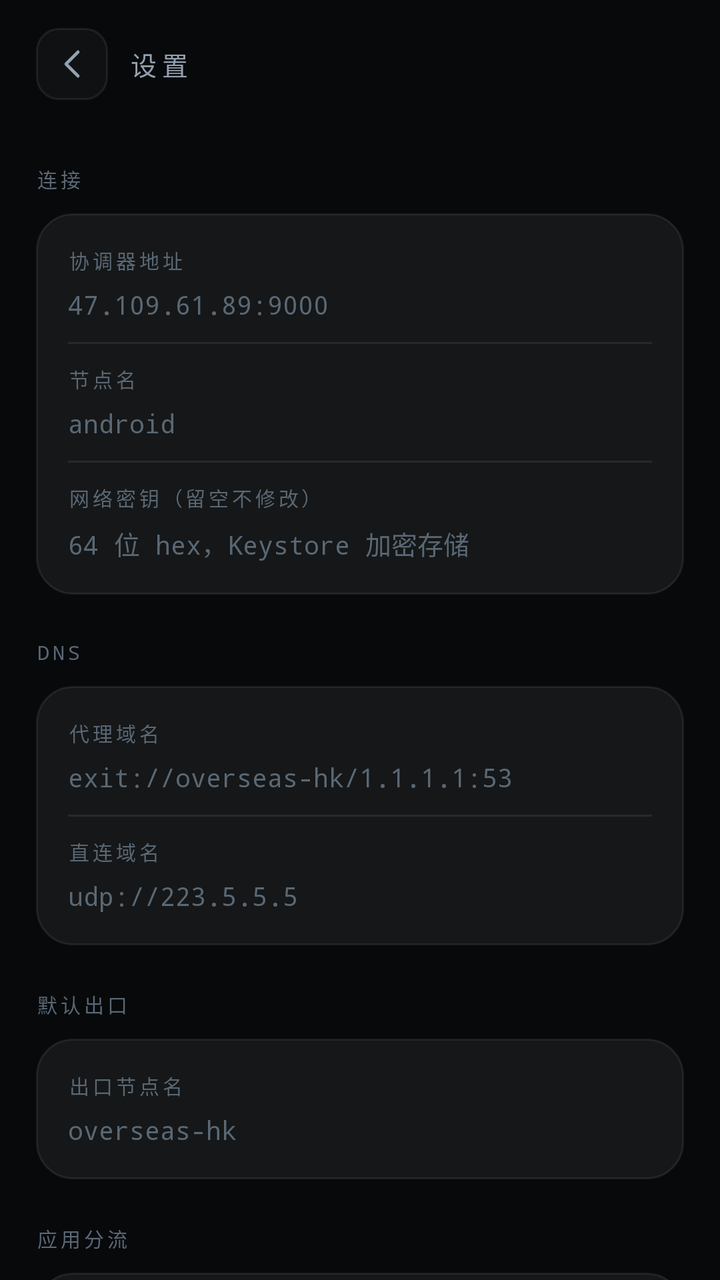
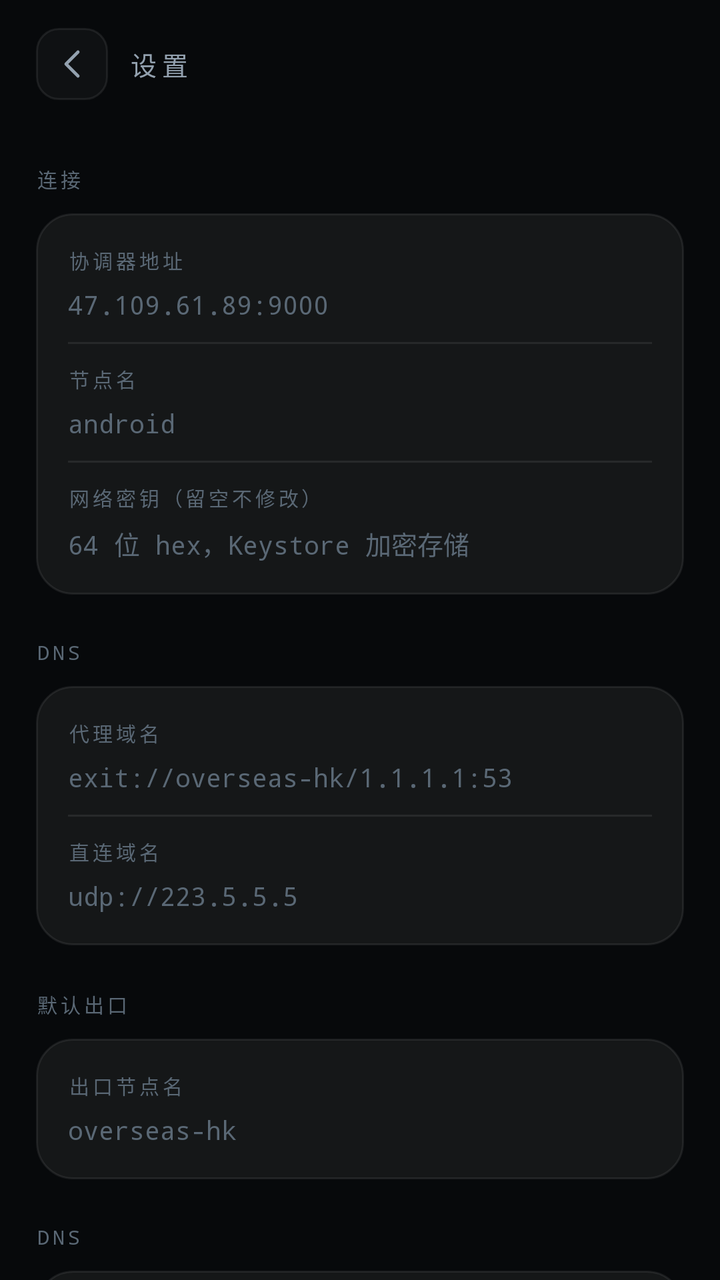

Compare the two renders of this Android layout. The source of the first and the diff that turns it into the second are given below.
<!-- AndroidManifest.xml: application theme Theme.Yingzi -->
<!-- res/layout/activity_settings.xml -->
<?xml version="1.0" encoding="utf-8"?>
<LinearLayout xmlns:android="http://schemas.android.com/apk/res/android"
    xmlns:app="http://schemas.android.com/apk/res-auto"
    android:layout_width="match_parent" android:layout_height="match_parent"
    android:orientation="vertical" android:background="@color/bg">

    <LinearLayout android:layout_width="match_parent" android:layout_height="wrap_content"
        android:orientation="horizontal" android:gravity="center_vertical"
        android:paddingStart="18dp" android:paddingEnd="18dp"
        android:paddingTop="14dp" android:paddingBottom="10dp">

        <ImageButton android:id="@+id/back" android:layout_width="36dp" android:layout_height="36dp"
            android:background="@drawable/bg_icon_btn" android:src="@drawable/ic_back"
            app:tint="@color/text_2" android:contentDescription="返回" />

        <TextView android:layout_width="wrap_content" android:layout_height="wrap_content"
            android:layout_marginStart="10dp" android:text="设置"
            android:textSize="13sp" android:fontFamily="monospace"
            android:letterSpacing="0.2" android:textColor="@color/text_2" />
    </LinearLayout>

    <ScrollView android:layout_width="match_parent" android:layout_height="0dp"
        android:layout_weight="1" android:scrollbars="none" android:overScrollMode="never">
        <LinearLayout android:layout_width="match_parent" android:layout_height="wrap_content"
            android:orientation="vertical"
            android:paddingStart="18dp" android:paddingEnd="18dp" android:paddingBottom="18dp">

            <TextView style="@style/SectionLabel" android:layout_width="wrap_content"
                android:layout_height="wrap_content" android:text="连接" />

            <LinearLayout android:layout_width="match_parent" android:layout_height="wrap_content"
                android:orientation="vertical" android:background="@drawable/bg_card"
                android:padding="16dp">

                <TextView style="@style/Micro" android:layout_width="wrap_content"
                    android:layout_height="wrap_content" android:text="协调器地址" />
                <EditText android:id="@+id/coordinator" android:layout_width="match_parent"
                    android:layout_height="wrap_content" android:layout_marginTop="6dp"
                    android:background="@null" android:textColor="@color/text"
                    android:textSize="13sp" android:fontFamily="monospace"
                    android:hint="47.109.61.89:9000" android:textColorHint="@color/text_3"
                    android:inputType="text" android:importantForAutofill="no" />

                <View android:layout_width="match_parent" android:layout_height="1dp"
                    android:layout_marginTop="10dp" android:layout_marginBottom="10dp"
                    android:background="@color/line" />

                <TextView style="@style/Micro" android:layout_width="wrap_content"
                    android:layout_height="wrap_content" android:text="节点名" />
                <EditText android:id="@+id/name" android:layout_width="match_parent"
                    android:layout_height="wrap_content" android:layout_marginTop="6dp"
                    android:background="@null" android:textColor="@color/text"
                    android:textSize="13sp" android:fontFamily="monospace"
                    android:hint="android" android:textColorHint="@color/text_3"
                    android:inputType="text" android:importantForAutofill="no" />

                <View android:layout_width="match_parent" android:layout_height="1dp"
                    android:layout_marginTop="10dp" android:layout_marginBottom="10dp"
                    android:background="@color/line" />

                <TextView style="@style/Micro" android:layout_width="wrap_content"
                    android:layout_height="wrap_content" android:text="网络密钥（留空不修改）" />
                <EditText android:id="@+id/secret" android:layout_width="match_parent"
                    android:layout_height="wrap_content" android:layout_marginTop="6dp"
                    android:background="@null" android:textColor="@color/text"
                    android:textSize="13sp" android:fontFamily="monospace"
                    android:hint="64 位 hex，Keystore 加密存储" android:textColorHint="@color/text_3"
                    android:inputType="textPassword" android:importantForAutofill="no" />
            </LinearLayout>

            <TextView style="@style/SectionLabel" android:layout_width="wrap_content"
                android:layout_height="wrap_content" android:text="DNS" />

            <LinearLayout android:layout_width="match_parent" android:layout_height="wrap_content"
                android:orientation="vertical" android:background="@drawable/bg_card"
                android:padding="16dp">

                <TextView style="@style/Micro" android:layout_width="wrap_content"
                    android:layout_height="wrap_content" android:text="代理域名" />
                <EditText android:id="@+id/remoteDns" android:layout_width="match_parent"
                    android:layout_height="wrap_content" android:layout_marginTop="6dp"
                    android:background="@null" android:textColor="@color/text"
                    android:textSize="13sp" android:fontFamily="monospace"
                    android:hint="exit://overseas-hk/1.1.1.1:53" android:textColorHint="@color/text_3"
                    android:inputType="text" android:importantForAutofill="no" />

                <View android:layout_width="match_parent" android:layout_height="1dp"
                    android:layout_marginTop="10dp" android:layout_marginBottom="10dp"
                    android:background="@color/line" />

                <TextView style="@style/Micro" android:layout_width="wrap_content"
                    android:layout_height="wrap_content" android:text="直连域名" />
                <EditText android:id="@+id/directDns" android:layout_width="match_parent"
                    android:layout_height="wrap_content" android:layout_marginTop="6dp"
                    android:background="@null" android:textColor="@color/text"
                    android:textSize="13sp" android:fontFamily="monospace"
                    android:hint="udp://223.5.5.5" android:textColorHint="@color/text_3"
                    android:inputType="text" android:importantForAutofill="no" />
            </LinearLayout>

            <TextView style="@style/SectionLabel" android:layout_width="wrap_content"
                android:layout_height="wrap_content" android:text="默认出口" />

            <LinearLayout android:layout_width="match_parent" android:layout_height="wrap_content"
                android:orientation="vertical" android:background="@drawable/bg_card"
                android:padding="16dp">

                <TextView style="@style/Micro" android:layout_width="wrap_content"
                    android:layout_height="wrap_content" android:text="出口节点名" />
                <EditText android:id="@+id/exit" android:layout_width="match_parent"
                    android:layout_height="wrap_content" android:layout_marginTop="6dp"
                    android:background="@null" android:textColor="@color/text"
                    android:textSize="13sp" android:fontFamily="monospace"
                    android:hint="overseas-hk" android:textColorHint="@color/text_3"
                    android:inputType="text" android:importantForAutofill="no" />
            </LinearLayout>

            <TextView style="@style/SectionLabel" android:layout_width="wrap_content"
                android:layout_height="wrap_content" android:text="应用分流" />

            <LinearLayout android:id="@+id/appsRow" android:layout_width="match_parent"
                android:layout_height="wrap_content" android:orientation="horizontal"
                android:gravity="center_vertical" android:background="@drawable/bg_card"
                android:padding="16dp">

                <LinearLayout android:layout_width="0dp" android:layout_height="wrap_content"
                    android:layout_weight="1" android:orientation="vertical">
                    <TextView android:id="@+id/appsMode" android:layout_width="wrap_content"
                        android:layout_height="wrap_content" android:text="全局代理"
                        android:textSize="14sp" android:textColor="@color/text" />
                    <TextView android:id="@+id/appsSub" android:layout_width="wrap_content"
                        android:layout_height="wrap_content" android:layout_marginTop="4dp"
                        android:text="所有应用走 VPN" android:textSize="11sp"
                        android:fontFamily="monospace" android:textColor="@color/text_3" />
                </LinearLayout>

                <ImageView android:layout_width="16dp" android:layout_height="16dp"
                    android:src="@drawable/ic_chevron" app:tint="@color/text_3"
                    android:contentDescription="进入" />
            </LinearLayout>

            <TextView style="@style/SectionLabel" android:layout_width="wrap_content"
                android:layout_height="wrap_content" android:text="保活" />

            <LinearLayout android:id="@+id/batteryRow" android:layout_width="match_parent"
                android:layout_height="wrap_content" android:orientation="horizontal"
                android:gravity="center_vertical" android:background="@drawable/bg_card"
                android:padding="16dp">

                <LinearLayout android:layout_width="0dp" android:layout_height="wrap_content"
                    android:layout_weight="1" android:orientation="vertical">
                    <TextView android:layout_width="wrap_content" android:layout_height="wrap_content"
                        android:text="忽略电池优化" android:textSize="14sp" android:textColor="@color/text" />
                    <TextView android:id="@+id/batterySub" android:layout_width="wrap_content"
                        android:layout_height="wrap_content" android:layout_marginTop="4dp"
                        android:text="未授权，系统可能随时结束核心" android:textSize="11sp"
                        android:fontFamily="monospace" android:textColor="@color/text_3" />
                </LinearLayout>

                <ImageView android:layout_width="16dp" android:layout_height="16dp"
                    android:src="@drawable/ic_chevron" app:tint="@color/text_3"
                    android:contentDescription="设置" />
            </LinearLayout>

            <com.google.android.material.button.MaterialButton
                android:id="@+id/save" style="@style/CtaButton"
                android:layout_width="match_parent" android:layout_height="wrap_content"
                android:layout_marginTop="22dp" android:text="保存并重启核心" />

            <TextView android:layout_width="match_parent" android:layout_height="wrap_content"
                android:layout_marginTop="18dp" android:text="yingzi 0.1.0 · YZP"
                android:textSize="10sp" android:fontFamily="monospace"
                android:letterSpacing="0.12" android:textColor="@color/text_3"
                android:gravity="center" />
        </LinearLayout>
    </ScrollView>
</LinearLayout>
<!-- resources referenced by this layout -->
<resources>
  <color name="bg">#FF07090B</color>
  <color name="line">#14FFFFFF</color>
  <color name="text">#FFE8EEF4</color>
  <color name="text_2">#FF93A1AF</color>
  <color name="text_3">#FF5A6875</color>
  <!-- drawable bg_card (drawable) -->
  <?xml version="1.0" encoding="utf-8"?>
  <shape xmlns:android="http://schemas.android.com/apk/res/android">
      <solid android:color="#0EFFFFFF" />
      <stroke android:width="1dp" android:color="@color/line" />
      <corners android:radius="18dp" />
  </shape>
  <!-- drawable bg_icon_btn (drawable) -->
  <?xml version="1.0" encoding="utf-8"?>
  <shape xmlns:android="http://schemas.android.com/apk/res/android">
      <solid android:color="#08FFFFFF" />
      <stroke android:width="1dp" android:color="@color/line" />
      <corners android:radius="11dp" />
  </shape>
  <!-- drawable ic_back (drawable) -->
  <?xml version="1.0" encoding="utf-8"?>
  <vector xmlns:android="http://schemas.android.com/apk/res/android"
      android:width="24dp" android:height="24dp"
      android:viewportWidth="24" android:viewportHeight="24">
      <path android:pathData="M15,6 L9,12 L15,18"
          android:strokeColor="?attr/colorControlNormal" android:strokeWidth="1.6"
          android:strokeLineCap="round" android:strokeLineJoin="round"
          android:fillColor="#00000000" />
  </vector>
  <!-- drawable ic_chevron (drawable) -->
  <?xml version="1.0" encoding="utf-8"?>
  <vector xmlns:android="http://schemas.android.com/apk/res/android"
      android:width="24dp" android:height="24dp"
      android:viewportWidth="24" android:viewportHeight="24">
      <path android:pathData="M9,6 L15,12 L9,18"
          android:strokeColor="?attr/colorControlNormal" android:strokeWidth="1.6"
          android:strokeLineCap="round" android:strokeLineJoin="round"
          android:fillColor="#00000000" />
  </vector>
  <style name="CtaButton" parent="Widget.Material3.Button">
          <item name="backgroundTint">@color/accent</item>
          <item name="android:textColor">#FF04120F</item>
          <item name="android:textSize">14sp</item>
          <item name="android:letterSpacing">0.04</item>
          <item name="cornerRadius">15dp</item>
          <item name="android:minHeight">52dp</item>
      </style>
  <style name="Micro">
          <item name="android:textSize">10sp</item>
          <item name="android:letterSpacing">0.16</item>
          <item name="android:textColor">@color/text_3</item>
          <item name="android:fontFamily">monospace</item>
          <item name="android:textAllCaps">true</item>
      </style>
  <style name="SectionLabel" parent="Micro">
          <item name="android:layout_marginTop">22dp</item>
          <item name="android:layout_marginBottom">10dp</item>
      </style>
  <color name="accent">#FF38F0C6</color>
  <color name="accent_soft">#1F38F0C6</color>
  <color name="exit">#FF5FA8FF</color>
  <color name="surface">#FF0F1317</color>
  <color name="line_strong">#24FFFFFF</color>
  <!-- unchanged entries left out for length: 1 -->
</resources>

<!-- the commit's change to res/layout/activity_settings.xml (unified diff, before → after) -->
@@ -116,6 +116,27 @@
             </LinearLayout>
 
             <TextView style="@style/SectionLabel" android:layout_width="wrap_content"
+                android:layout_height="wrap_content" android:text="DNS" />
+
+            <LinearLayout android:layout_width="match_parent" android:layout_height="wrap_content"
+                android:orientation="horizontal" android:gravity="center_vertical"
+                android:background="@drawable/bg_card" android:padding="16dp">
+
+                <LinearLayout android:layout_width="0dp" android:layout_height="wrap_content"
+                    android:layout_weight="1" android:orientation="vertical">
+                    <TextView android:layout_width="wrap_content" android:layout_height="wrap_content"
+                        android:text="Fake-IP 模式" android:textSize="14sp" android:textColor="@color/text" />
+                    <TextView android:layout_width="wrap_content" android:layout_height="wrap_content"
+                        android:layout_marginTop="4dp" android:text="代理域名立即返回假地址，连接时按域名分流"
+                        android:textSize="11sp" android:fontFamily="monospace" android:textColor="@color/text_3" />
+                </LinearLayout>
+
+                <androidx.appcompat.widget.SwitchCompat
+                    android:id="@+id/fakeIpSwitch" android:layout_width="wrap_content"
+                    android:layout_height="wrap_content" />
+            </LinearLayout>
+
+            <TextView style="@style/SectionLabel" android:layout_width="wrap_content"
                 android:layout_height="wrap_content" android:text="应用分流" />
 
             <LinearLayout android:id="@+id/appsRow" android:layout_width="match_parent"
